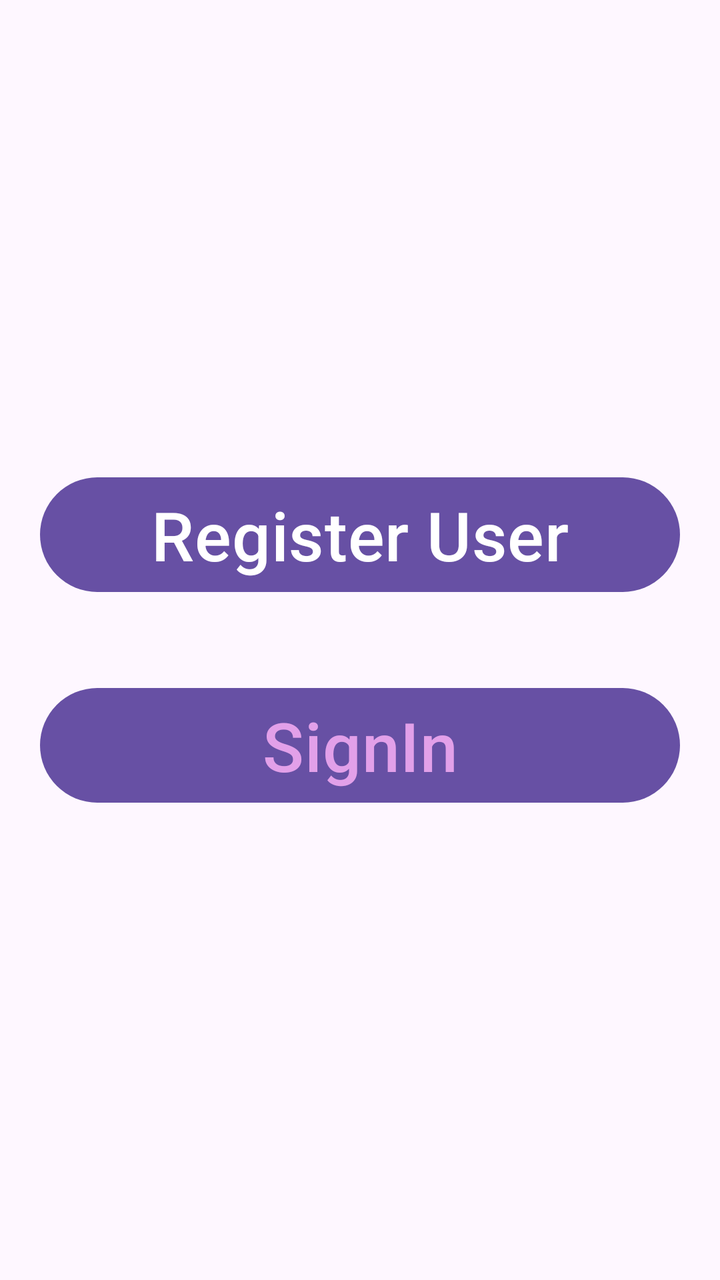
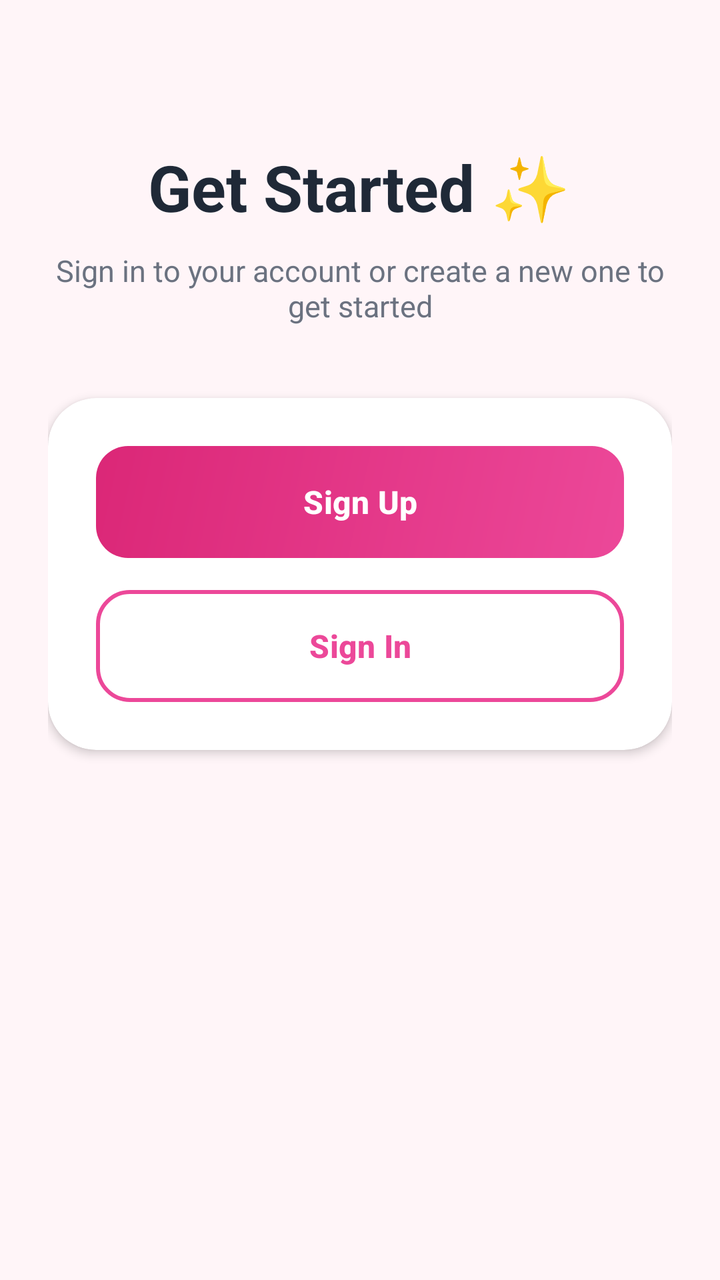

Compare the two renders of this Android layout. The source of the first and the diff that turns it into the second are given below.
<!-- AndroidManifest.xml: application theme Theme.DialaApp2 -->
<!-- res/layout/activity_main.xml -->
<?xml version="1.0" encoding="utf-8"?>
<LinearLayout xmlns:android="http://schemas.android.com/apk/res/android"
    xmlns:app="http://schemas.android.com/apk/res-auto"
    xmlns:tools="http://schemas.android.com/tools"
    android:id="@+id/LinearLayout"
    android:layout_width="match_parent"
    android:layout_height="match_parent"
    android:gravity="center"
    android:orientation="vertical"
    tools:context=".viewPkg.MainActivity">

    <Button
        android:id="@+id/btnRegisterScreen"
        android:layout_width="match_parent"
        android:layout_height="wrap_content"
        android:layout_gravity="center"
        android:layout_margin="20dp"
        android:gravity="center"
        android:text="Register User"
        android:textSize="34sp"
        app:cornerRadius="30dp" />

    <Button
        android:id="@+id/btnAddTaskScreen"
        android:layout_width="match_parent"
        android:layout_height="wrap_content"
        android:layout_gravity="center"
        android:layout_margin="20dp"
        android:text="SignIn"
        android:textColor="#E2A0E9"
        android:textSize="34sp"
        app:cornerRadius="30dp" />

</LinearLayout>
<!-- resources referenced by this layout -->
<resources>
  <style name="Theme.DialaApp2" parent="Base.Theme.DialaApp2" />
  <style name="Base.Theme.DialaApp2" parent="Theme.Material3.DayNight.NoActionBar">
          
          
      </style>
</resources>

<!-- the commit's change to res/layout/activity_main.xml (unified diff, before → after) -->
@@ -1,34 +1,101 @@
 <?xml version="1.0" encoding="utf-8"?>
-<LinearLayout xmlns:android="http://schemas.android.com/apk/res/android"
+<ScrollView xmlns:android="http://schemas.android.com/apk/res/android"
     xmlns:app="http://schemas.android.com/apk/res-auto"
     xmlns:tools="http://schemas.android.com/tools"
     android:id="@+id/LinearLayout"
     android:layout_width="match_parent"
     android:layout_height="match_parent"
-    android:gravity="center"
-    android:orientation="vertical"
+    android:background="@color/bg_light"
+    android:fillViewport="true"
     tools:context=".viewPkg.MainActivity">
 
-    <Button
-        android:id="@+id/btnRegisterScreen"
+    <androidx.constraintlayout.widget.ConstraintLayout
         android:layout_width="match_parent"
         android:layout_height="wrap_content"
-        android:layout_gravity="center"
-        android:layout_margin="20dp"
-        android:gravity="center"
-        android:text="Register User"
-        android:textSize="34sp"
-        app:cornerRadius="30dp" />
+        android:padding="24dp">
 
-    <Button
-        android:id="@+id/btnAddTaskScreen"
-        android:layout_width="match_parent"
-        android:layout_height="wrap_content"
-        android:layout_gravity="center"
-        android:layout_margin="20dp"
-        android:text="SignIn"
-        android:textColor="#E2A0E9"
-        android:textSize="34sp"
-        app:cornerRadius="30dp" />
+        
+        <LinearLayout
+            android:id="@+id/headerLayout"
+            android:layout_width="match_parent"
+            android:layout_height="wrap_content"
+            android:layout_marginTop="48dp"
+            android:gravity="center_horizontal"
+            android:orientation="vertical"
+            app:layout_constraintEnd_toEndOf="parent"
+            app:layout_constraintStart_toStartOf="parent"
+            app:layout_constraintTop_toTopOf="parent">
 
-</LinearLayout>
+            <TextView
+                android:layout_width="wrap_content"
+                android:layout_height="wrap_content"
+                android:text="@string/get_started"
+                android:textColor="@color/text_primary"
+                android:textSize="32sp"
+                android:textStyle="bold" />
+
+            <TextView
+                android:layout_width="wrap_content"
+                android:layout_height="wrap_content"
+                android:layout_marginTop="10dp"
+                android:gravity="center"
+                android:text="@string/get_started_subtitle"
+                android:textColor="@color/text_secondary"
+                android:textSize="15sp" />
+        </LinearLayout>
+
+        
+        <androidx.cardview.widget.CardView
+            android:id="@+id/cardForm"
+            android:layout_width="match_parent"
+            android:layout_height="wrap_content"
+            android:layout_marginTop="36dp"
+            app:cardBackgroundColor="@color/card_bg"
+            app:cardCornerRadius="24dp"
+            app:cardElevation="3dp"
+            app:cardMaxElevation="6dp"
+            app:layout_constraintEnd_toEndOf="parent"
+            app:layout_constraintStart_toStartOf="parent"
+            app:layout_constraintTop_toBottomOf="@id/headerLayout">
+
+            <LinearLayout
+                android:layout_width="match_parent"
+                android:layout_height="wrap_content"
+                android:orientation="vertical"
+                android:padding="24dp">
+
+                
+                <com.google.android.material.button.MaterialButton
+                    android:id="@+id/btnRegisterScreen"
+                    android:layout_width="match_parent"
+                    android:layout_height="56dp"
+                    android:background="@drawable/bg_primary_button"
+                    android:text="@string/sign_up"
+                    android:textAllCaps="false"
+                    android:textColor="@color/white"
+                    android:textSize="16sp"
+                    android:textStyle="bold"
+                    app:backgroundTint="@null"
+                    app:cornerRadius="16dp" />
+
+                
+                <com.google.android.material.button.MaterialButton
+                    android:id="@+id/btnAddTaskScreen"
+                    android:layout_width="match_parent"
+                    android:layout_height="56dp"
+                    android:layout_marginTop="16dp"
+                    android:background="@drawable/bg_secondary_button"
+                    android:text="@string/sign_in"
+                    android:textAllCaps="false"
+                    android:textColor="@color/primary"
+                    android:textSize="16sp"
+                    android:textStyle="bold"
+                    app:backgroundTint="@null"
+                    app:cornerRadius="16dp" />
+
+            </LinearLayout>
+        </androidx.cardview.widget.CardView>
+
+    </androidx.constraintlayout.widget.ConstraintLayout>
+
+</ScrollView>
<!-- resource entries referenced after the edit -->
@@ -1,6 +1,45 @@
 <!-- resources referenced by this layout -->
 <resources>
+  <color name="bg_light">#FFF5F8</color>
+  <color name="card_bg">#FFFFFF</color>
+  <color name="primary">#EC4899</color>
+  <color name="text_primary">#1F2937</color>
+  <color name="text_secondary">#6B7280</color>
+  <color name="white">#FFFFFFFF</color>
+  <!-- drawable bg_primary_button (drawable) -->
+  <?xml version="1.0" encoding="utf-8"?>
+  <ripple xmlns:android="http://schemas.android.com/apk/res/android"
+      android:color="#33FFFFFF">
+      <item>
+          <shape android:shape="rectangle">
+              <gradient
+                  android:angle="135"
+                  android:endColor="@color/primary_dark"
+                  android:startColor="@color/primary" />
+              <corners android:radius="16dp" />
+          </shape>
+      </item>
+  </ripple>
+  <!-- drawable bg_secondary_button (drawable) -->
+  <?xml version="1.0" encoding="utf-8"?>
+  <ripple xmlns:android="http://schemas.android.com/apk/res/android"
+      android:color="#1AEC4899">
+      <item>
+          <shape android:shape="rectangle">
+              <solid android:color="@color/card_bg" />
+              <stroke
+                  android:width="2dp"
+                  android:color="@color/primary" />
+              <corners android:radius="16dp" />
+          </shape>
+      </item>
+  </ripple>
+  <string name="get_started">Get Started ✨</string>
+  <string name="get_started_subtitle">Sign in to your account or create a new one to get started</string>
+  <string name="sign_in">Sign In</string>
+  <string name="sign_up">Sign Up</string>
   <style name="Theme.DialaApp2" parent="Base.Theme.DialaApp2" />
+  <color name="primary_dark">#DB2777</color>
   <style name="Base.Theme.DialaApp2" parent="Theme.Material3.DayNight.NoActionBar">
           
           
